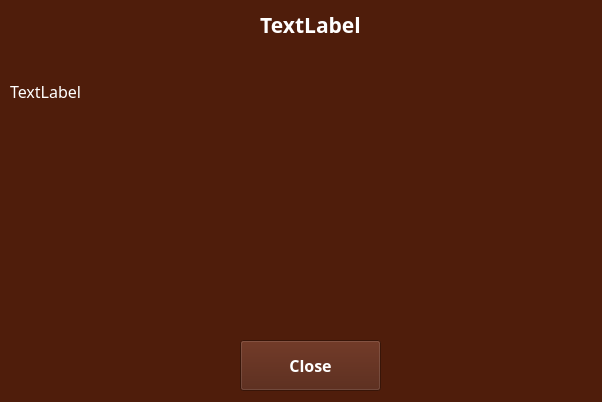
The window that gui/ui/Help_window.ui (ZeshanAJavaid/Thermodynamic-Cycle-Simulator) describes before a commit, drawn with Qt 5.
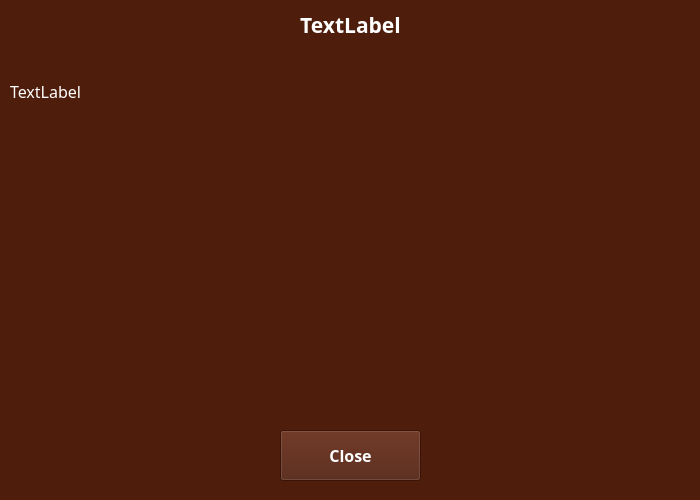
The same window after the commit.

Commit message: Thermodynamic Simulator v1.0.1 - Corrected Help Messages

```diff
--- a/gui/ui/Help_window.ui
+++ b/gui/ui/Help_window.ui
@@ -6,12 +6,12 @@
    <rect>
     <x>0</x>
     <y>0</y>
-    <width>602</width>
-    <height>402</height>
+    <width>700</width>
+    <height>500</height>
    </rect>
   </property>
   <property name="sizePolicy">
-   <sizepolicy hsizetype="Fixed" vsizetype="Fixed">
+   <sizepolicy hsizetype="Preferred" vsizetype="Preferred">
     <horstretch>0</horstretch>
     <verstretch>0</verstretch>
    </sizepolicy>
@@ -24,8 +24,8 @@
   </property>
   <property name="maximumSize">
    <size>
-    <width>602</width>
-    <height>402</height>
+    <width>700</width>
+    <height>500</height>
    </size>
   </property>
   <property name="windowTitle">
@@ -42,7 +42,7 @@
      <rect>
       <x>10</x>
       <y>10</y>
-      <width>601</width>
+      <width>681</width>
       <height>51</height>
      </rect>
     </property>
@@ -66,8 +66,8 @@
    <widget class="QPushButton" name="Close_Button">
     <property name="geometry">
      <rect>
-      <x>240</x>
-      <y>340</y>
+      <x>280</x>
+      <y>430</y>
       <width>141</width>
       <height>51</height>
      </rect>
@@ -88,8 +88,8 @@
      <rect>
       <x>10</x>
       <y>80</y>
-      <width>601</width>
-      <height>241</height>
+      <width>681</width>
+      <height>331</height>
      </rect>
     </property>
     <property name="font">
```
The commit also changes 7 other files.
